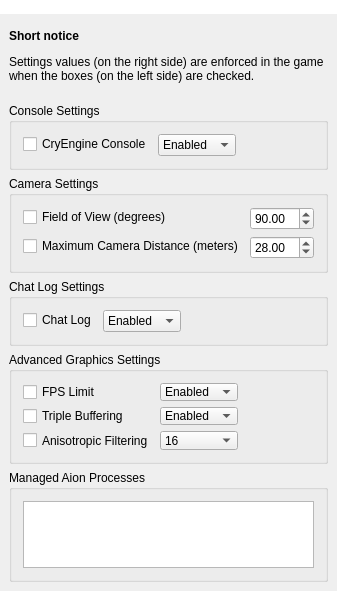
First picture: the form in shugoconsolewidget.ui, repository grenadium/ShugoConsole, before the edit.
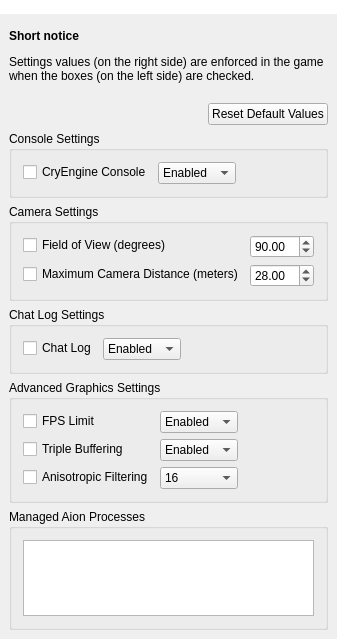
Second picture: the form after the edit. Icons and pictures are not drawn.

Commit message: Added "Reset Default Values" button

The edit to the form file:
```diff
--- a/shugoconsolewidget.ui
+++ b/shugoconsolewidget.ui
@@ -7,7 +7,7 @@
     <x>0</x>
     <y>0</y>
     <width>306</width>
-    <height>569</height>
+    <height>639</height>
    </rect>
   </property>
   <property name="windowTitle">
@@ -78,6 +78,30 @@
        </property>
       </widget>
      </item>
+     <item>
+      <layout class="QHBoxLayout" name="defaultsLayout">
+       <item>
+        <spacer name="defaultsSpacer">
+         <property name="orientation">
+          <enum>Qt::Horizontal</enum>
+         </property>
+         <property name="sizeHint" stdset="0">
+          <size>
+           <width>40</width>
+           <height>20</height>
+          </size>
+         </property>
+        </spacer>
+       </item>
+       <item>
+        <widget class="QPushButton" name="resetDefaultsButton">
+         <property name="text">
+          <string>Reset Default Values</string>
+         </property>
+        </widget>
+       </item>
+      </layout>
+     </item>
      <item>
       <widget class="QGroupBox" name="consoleSettingsGroupBox">
        <property name="title">
```
The commit also changes 4 other files.
